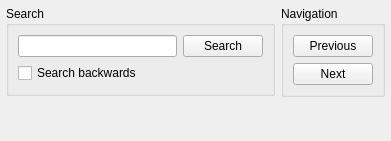
Qt form src/multiserialviewer/ui_files/searchWidget.ui (shaag7967/multiserialviewer) before a commit.
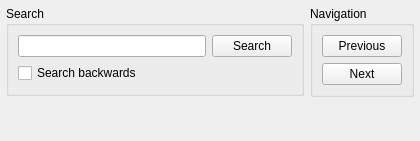
The same form after that commit.

What changed in the file:
```diff
--- a/src/multiserialviewer/ui_files/searchWidget.ui
+++ b/src/multiserialviewer/ui_files/searchWidget.ui
@@ -6,7 +6,7 @@
    <rect>
     <x>0</x>
     <y>0</y>
-    <width>391</width>
+    <width>420</width>
     <height>141</height>
    </rect>
   </property>
```
